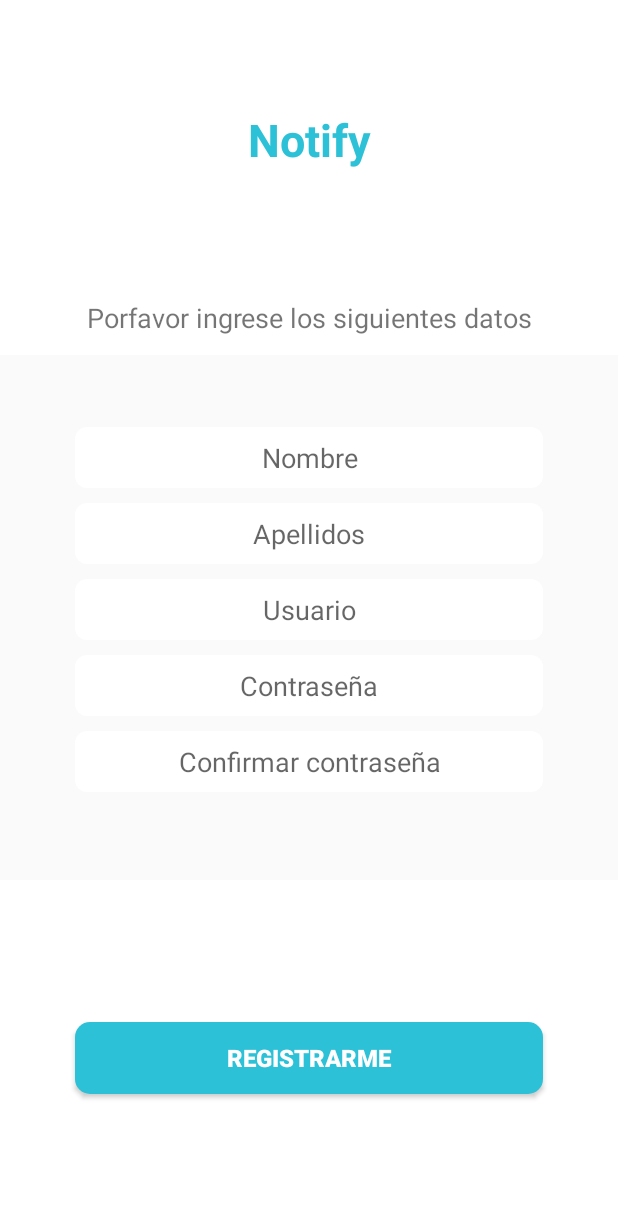
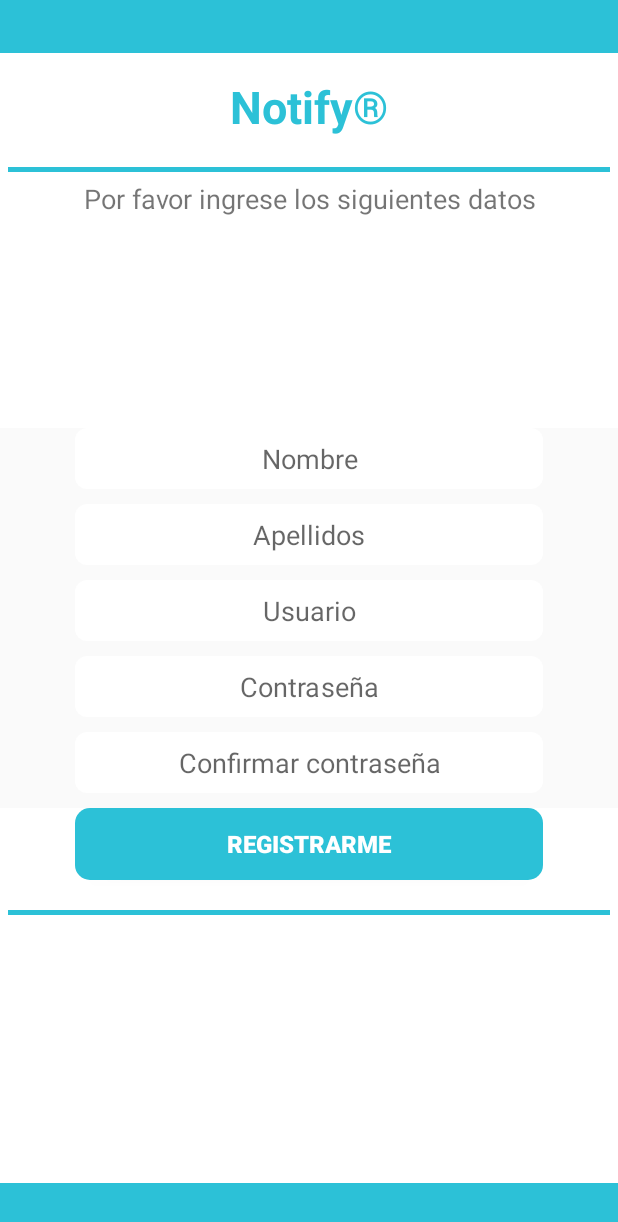
Before and after one commit to Richard095/NotifyOficial, an Android app: the RegistroActivity screen opened directly, with no data from a screen before it, on a phone screen of 412 x 824 dp. Shown: the top 1222 px of the screen. Run offline under Robolectric (Android 15) with nearby library versions, the phone set to English and light mode, and no system bars.

Commit message:
mejoras visuales

```diff
--- a/app/src/main/AndroidManifest.xml
+++ b/app/src/main/AndroidManifest.xml
@@ -21,10 +21,12 @@
         <activity
             android:name=".MainActivity"
             android:theme="@style/AppTheme"
+            android:screenOrientation="portrait"
             android:windowSoftInputMode="stateHidden"/>
         <activity
             android:name=".RegistroActivity"
             android:theme="@style/AppTheme"
+            android:screenOrientation="portrait"
             android:windowSoftInputMode="stateHidden"/>
         <activity
             android:name=".InstitutoActivity"
--- a/app/src/main/res/layout/register_user.xml
+++ b/app/src/main/res/layout/register_user.xml
@@ -5,43 +5,53 @@
     android:layout_height="match_parent"
     android:background="@color/colorWhite">
 
-    <RelativeLayout
+    <LinearLayout
         android:layout_width="match_parent"
-        android:layout_height="match_parent"
-        android:layout_above="@+id/content_instruction"
-        android:gravity="center_vertical">
+        android:layout_height="wrap_content"
+        android:orientation="vertical">
+
+        <TextView
+            android:layout_width="match_parent"
+            android:layout_height="35dp"
+            android:background="@color/colorPrimario"/>
 
         <TextView
             android:textColor="@color/colorPrimario"
             android:layout_width="match_parent"
             android:layout_height="wrap_content"
-            android:text="Notify"
-            android:textAlignment="center"
-            android:textSize="30dp"
-            android:textStyle="bold" />
+            android:text="@string/notify"
+            android:textSize="30sp"
+            android:textStyle="bold"
+            android:gravity="center"
+            android:padding="10dp"
+            android:layout_marginTop="5dp"/>
 
-    </RelativeLayout>
-    <RelativeLayout
-        android:id="@+id/content_instruction"
-        android:layout_width="match_parent"
-        android:layout_height="50dp"
-        android:layout_above="@+id/content_into"
-        android:gravity="center_vertical">
+        <TextView
+            android:layout_width="match_parent"
+            android:layout_height="3dp"
+            android:background="@color/colorPrimario"
+            android:layout_marginLeft="5dp"
+            android:layout_marginRight="5dp"
+            android:layout_marginTop="10dp"/>
+
+
 
         <TextView
             android:layout_width="match_parent"
             android:layout_height="wrap_content"
             android:textAlignment="center"
-            android:text="Porfavor ingrese los siguientes datos"
-            android:textSize="18dp"/>
+            android:text="@string/por_favor_ingrese_los_siguientes_datos"
+            android:textSize="18dp"
+            android:gravity="center"
+            android:padding="5dp"/>
 
-    </RelativeLayout>
+    </LinearLayout>
 
     <RelativeLayout
         android:id="@+id/content_into"
         android:background="@color/colorEdit"
         android:layout_width="match_parent"
-        android:layout_height="350dp"
+        android:layout_height="wrap_content"
         android:layout_centerInParent="true"
         android:paddingLeft="50dp"
         android:paddingRight="50dp">
@@ -85,6 +95,7 @@
                 android:background="@drawable/edit_text_style2"
                 android:layout_marginBottom="10dp"
                 android:hint="Contraseña"
+                android:inputType="textPassword"
                 android:textAlignment="center"/>
             <EditText
                 android:id="@+id/Confirm_Password_edit"
@@ -114,7 +125,23 @@
             android:layout_marginRight="50dp"
             android:textColor="@color/colorWhite"
             android:textSize="16dp"
-            android:textStyle="bold"/>
+            android:textStyle="bold"
+            android:id="@+id/btnlogup"/>
+
+        <TextView
+            android:layout_width="match_parent"
+            android:layout_height="3dp"
+            android:background="@color/colorPrimario"
+            android:layout_below="@+id/btnlogup"
+            android:layout_marginLeft="5dp"
+            android:layout_marginRight="5dp"
+            android:layout_marginTop="20dp"/>
+
+        <TextView
+            android:layout_width="match_parent"
+            android:layout_height="35dp"
+            android:background="@color/colorPrimario"
+            android:layout_alignParentBottom="true"/>
 
     </RelativeLayout>
 
--- a/app/src/main/res/values/strings.xml
+++ b/app/src/main/res/values/strings.xml
@@ -13,6 +13,7 @@
     <string name="navigation_drawer_close">button_close</string>
     <string name="notify">Notify® </string>
     <string name="calificar_instituci_n">Calificar Institución</string>
+    <string name="por_favor_ingrese_los_siguientes_datos">Por favor ingrese los siguientes datos</string>
 
 
 </resources>
```
Also changed, not shown: app/src/main/res/drawable/bordes_login.xml (added, +15 -0 lines), app/src/main/res/layout/activity_main.xml (+9 -18 lines).
